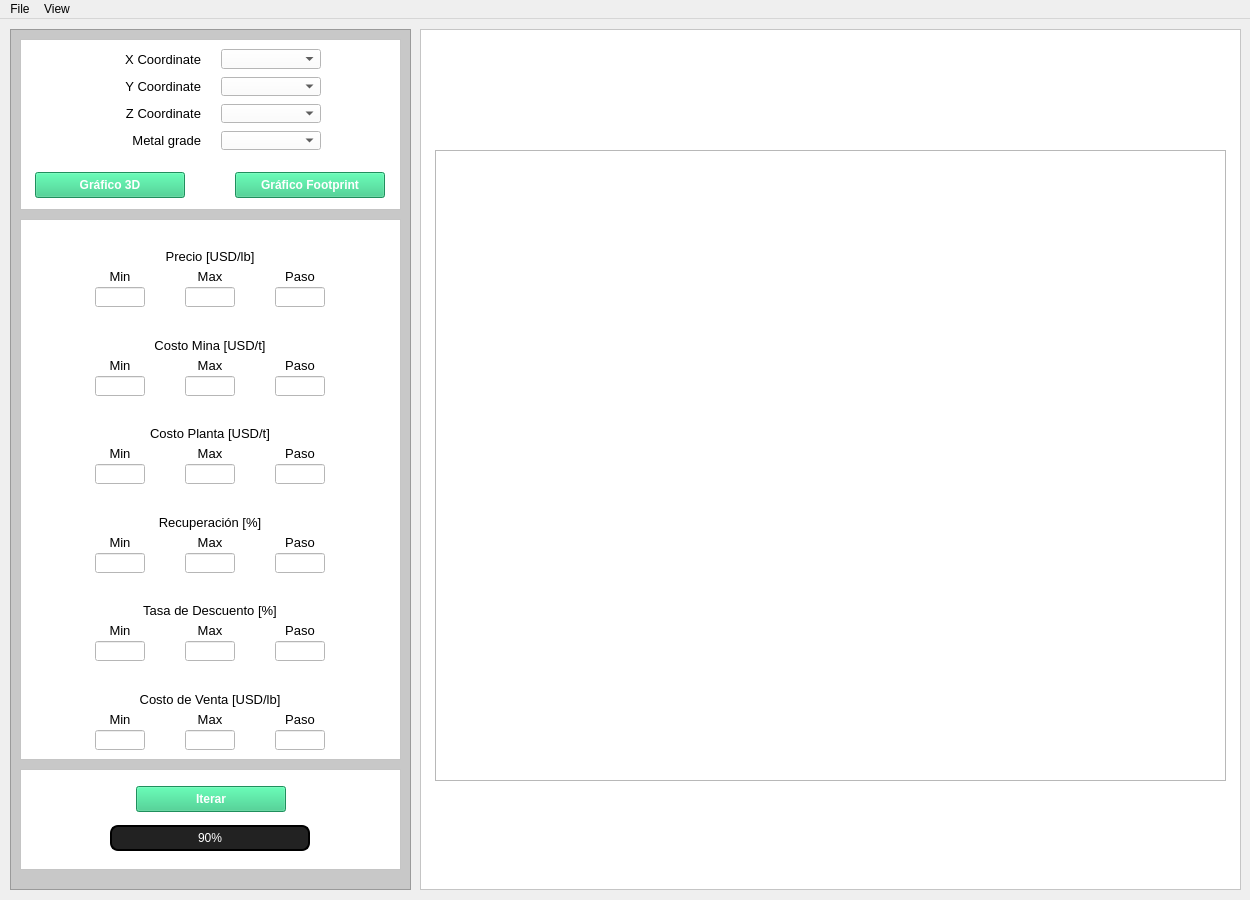
First picture: the form in ui/main_window.ui, repository 21croz/Certidumbre-QT, before the edit.
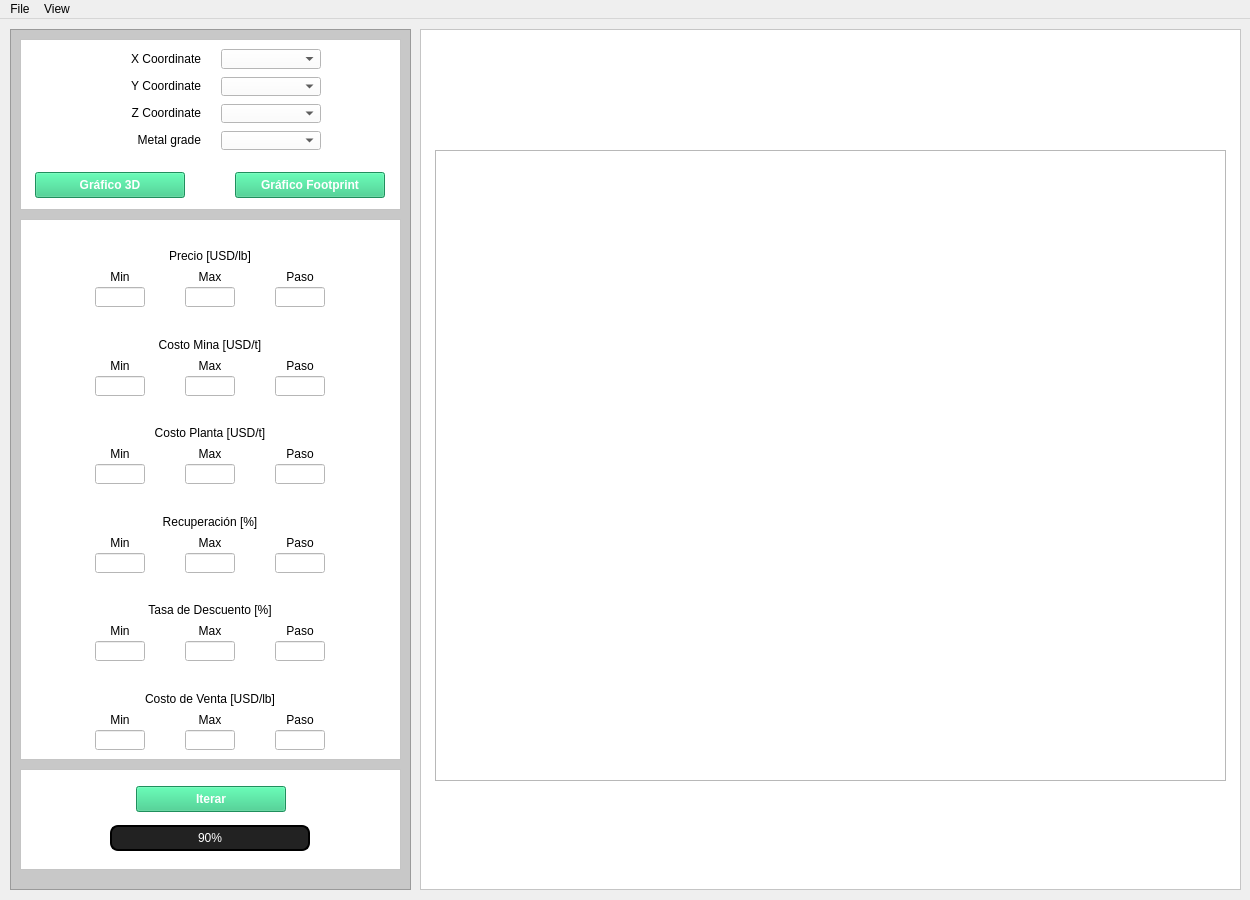
Second picture: the form after the edit.

```diff
--- a/ui/main_window.ui
+++ b/ui/main_window.ui
@@ -31,7 +31,6 @@
 
 QLabel {
 	font-family: MS Shell Dlg 2;
-	font-size: 13px
 }
 
 QLineEdit {
@@ -150,7 +149,7 @@
          <property name="font">
           <font>
            <family>MS Shell Dlg 2</family>
-           <pointsize>-1</pointsize>
+           <pointsize>9</pointsize>
           </font>
          </property>
          <property name="styleSheet">
@@ -194,6 +193,12 @@
            <height>16</height>
           </size>
          </property>
+         <property name="font">
+          <font>
+           <family>MS Shell Dlg 2</family>
+           <pointsize>9</pointsize>
+          </font>
+         </property>
          <property name="text">
           <string>Y Coordinate</string>
          </property>
@@ -232,6 +237,12 @@
            <height>16</height>
           </size>
          </property>
+         <property name="font">
+          <font>
+           <family>MS Shell Dlg 2</family>
+           <pointsize>9</pointsize>
+          </font>
+         </property>
          <property name="text">
           <string>Z Coordinate</string>
          </property>
@@ -270,6 +281,12 @@
            <height>16</height>
           </size>
          </property>
+         <property name="font">
+          <font>
+           <family>MS Shell Dlg 2</family>
+           <pointsize>9</pointsize>
+          </font>
+         </property>
          <property name="text">
           <string>Metal grade</string>
          </property>
@@ -533,6 +550,12 @@
              <height>20</height>
             </size>
            </property>
+           <property name="font">
+            <font>
+             <family>MS Shell Dlg 2</family>
+             <pointsize>9</pointsize>
+            </font>
+           </property>
            <property name="lineWidth">
             <number>1</number>
            </property>
@@ -558,6 +581,12 @@
              <height>15</height>
             </size>
            </property>
+           <property name="font">
+            <font>
+             <family>MS Shell Dlg 2</family>
+             <pointsize>9</pointsize>
+            </font>
+           </property>
            <property name="text">
             <string>Max</string>
            </property>
@@ -624,6 +653,12 @@
              <height>15</height>
             </size>
            </property>
+           <property name="font">
+            <font>
+             <family>MS Shell Dlg 2</family>
+             <pointsize>9</pointsize>
+            </font>
+           </property>
            <property name="text">
             <string>Min</string>
            </property>
@@ -665,6 +700,12 @@
              <height>15</height>
             </size>
            </property>
+           <property name="font">
+            <font>
+             <family>MS Shell Dlg 2</family>
+             <pointsize>9</pointsize>
+            </font>
+           </property>
            <property name="text">
             <string>Paso</string>
            </property>
@@ -710,6 +751,12 @@
              <height>15</height>
             </size>
            </property>
+           <property name="font">
+            <font>
+             <family>MS Shell Dlg 2</family>
+             <pointsize>9</pointsize>
+            </font>
+           </property>
            <property name="text">
             <string>Min</string>
            </property>
@@ -732,6 +779,12 @@
              <height>15</height>
             </size>
            </property>
+           <property name="font">
+            <font>
+             <family>MS Shell Dlg 2</family>
+             <pointsize>9</pointsize>
+            </font>
+           </property>
            <property name="text">
             <string>Paso</string>
            </property>
@@ -811,6 +864,12 @@
              <height>15</height>
             </size>
            </property>
+           <property name="font">
+            <font>
+             <family>MS Shell Dlg 2</family>
+             <pointsize>9</pointsize>
+            </font>
+           </property>
            <property name="text">
             <string>Max</string>
            </property>
@@ -833,6 +892,12 @@
              <height>20</height>
             </size>
            </property>
+           <property name="font">
+            <font>
+             <family>MS Shell Dlg 2</family>
+             <pointsize>9</pointsize>
+            </font>
+           </property>
            <property name="text">
             <string>Costo Mina [USD/t]</string>
            </property>
@@ -878,6 +943,12 @@
              <height>20</height>
             </size>
            </property>
+           <property name="font">
+            <font>
+             <family>MS Shell Dlg 2</family>
+             <pointsize>9</pointsize>
+            </font>
+           </property>
            <property name="text">
             <string>Costo Planta [USD/t]</string>
            </property>
@@ -944,6 +1015,12 @@
              <height>15</height>
             </size>
            </property>
+           <property name="font">
+            <font>
+             <family>MS Shell Dlg 2</family>
+             <pointsize>9</pointsize>
+            </font>
+           </property>
            <property name="text">
             <string>Min</string>
            </property>
@@ -966,6 +1043,12 @@
              <height>15</height>
             </size>
            </property>
+           <property name="font">
+            <font>
+             <family>MS Shell Dlg 2</family>
+             <pointsize>9</pointsize>
+            </font>
+           </property>
            <property name="text">
             <string>Paso</string>
            </property>
@@ -1007,6 +1090,12 @@
              <height>15</height>
             </size>
            </property>
+           <property name="font">
+            <font>
+             <family>MS Shell Dlg 2</family>
+             <pointsize>9</pointsize>
+            </font>
+           </property>
            <property name="text">
             <string>Max</string>
            </property>
@@ -1052,6 +1141,12 @@
              <height>15</height>
             </size>
            </property>
+           <property name="font">
+            <font>
+             <family>MS Shell Dlg 2</family>
+             <pointsize>9</pointsize>
+            </font>
+           </property>
            <property name="text">
             <string>Paso</string>
            </property>
@@ -1074,6 +1169,12 @@
              <height>15</height>
             </size>
            </property>
+           <property name="font">
+            <font>
+             <family>MS Shell Dlg 2</family>
+             <pointsize>9</pointsize>
+            </font>
+           </property>
            <property name="text">
             <string>Max</string>
            </property>
@@ -1096,6 +1197,12 @@
              <height>15</height>
             </size>
            </property>
+           <property name="font">
+            <font>
+             <family>MS Shell Dlg 2</family>
+             <pointsize>9</pointsize>
+            </font>
+           </property>
            <property name="text">
             <string>Min</string>
            </property>
@@ -1137,6 +1244,12 @@
              <height>20</height>
             </size>
            </property>
+           <property name="font">
+            <font>
+             <family>MS Shell Dlg 2</family>
+             <pointsize>9</pointsize>
+            </font>
+           </property>
            <property name="text">
             <string>Recuperación [%]</string>
            </property>
@@ -1226,6 +1339,12 @@
              <height>15</height>
             </size>
            </property>
+           <property name="font">
+            <font>
+             <family>MS Shell Dlg 2</family>
+             <pointsize>9</pointsize>
+            </font>
+           </property>
            <property name="text">
             <string>Max</string>
            </property>
@@ -1267,6 +1386,12 @@
              <height>15</height>
             </size>
            </property>
+           <property name="font">
+            <font>
+             <family>MS Shell Dlg 2</family>
+             <pointsize>9</pointsize>
+            </font>
+           </property>
            <property name="text">
             <string>Min</string>
            </property>
@@ -1314,6 +1439,12 @@
              <height>15</height>
             </size>
            </property>
+           <property name="font">
+            <font>
+             <family>MS Shell Dlg 2</family>
+             <pointsize>9</pointsize>
+            </font>
+           </property>
            <property name="text">
             <string>Paso</string>
            </property>
@@ -1355,6 +1486,12 @@
              <height>20</height>
             </size>
            </property>
+           <property name="font">
+            <font>
+             <family>MS Shell Dlg 2</family>
+             <pointsize>9</pointsize>
+            </font>
+           </property>
            <property name="text">
             <string>Tasa de Descuento [%]</string>
            </property>
@@ -1400,6 +1537,12 @@
              <height>15</height>
             </size>
            </property>
+           <property name="font">
+            <font>
+             <family>MS Shell Dlg 2</family>
+             <pointsize>9</pointsize>
+            </font>
+           </property>
            <property name="text">
             <string>Min</string>
            </property>
@@ -1422,6 +1565,12 @@
              <height>20</height>
             </size>
            </property>
+           <property name="font">
+            <font>
+             <family>MS Shell Dlg 2</family>
+             <pointsize>9</pointsize>
+            </font>
+           </property>
            <property name="text">
             <string>Costo de Venta [USD/lb]</string>
            </property>
@@ -1444,6 +1593,12 @@
              <height>15</height>
             </size>
            </property>
+           <property name="font">
+            <font>
+             <family>MS Shell Dlg 2</family>
+             <pointsize>9</pointsize>
+            </font>
+           </property>
            <property name="text">
             <string>Paso</string>
            </property>
@@ -1504,6 +1659,12 @@
              <height>15</height>
             </size>
            </property>
+           <property name="font">
+            <font>
+             <family>MS Shell Dlg 2</family>
+             <pointsize>9</pointsize>
+            </font>
+           </property>
            <property name="text">
             <string>Max</string>
            </property>
```
Left out of the diff: 2 changed lines with no effect on the pictures.
